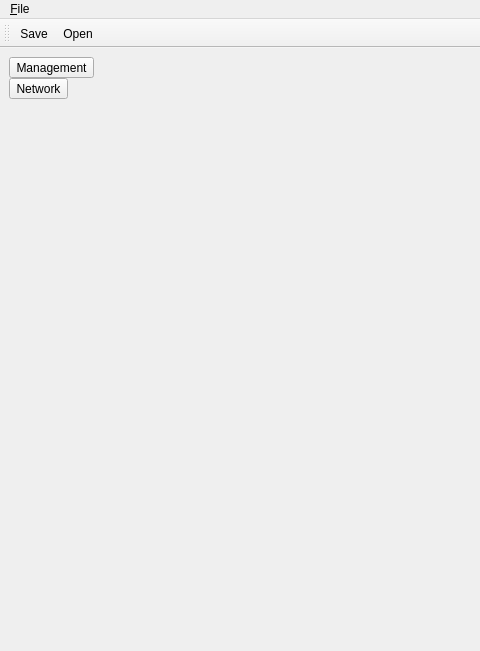
Old version of the form mainwindow.ui in the repository geonwuk/TheEditor; both pictures show x 0 to 480 and y 0 to 651 of the 997 by 651 pixel window.
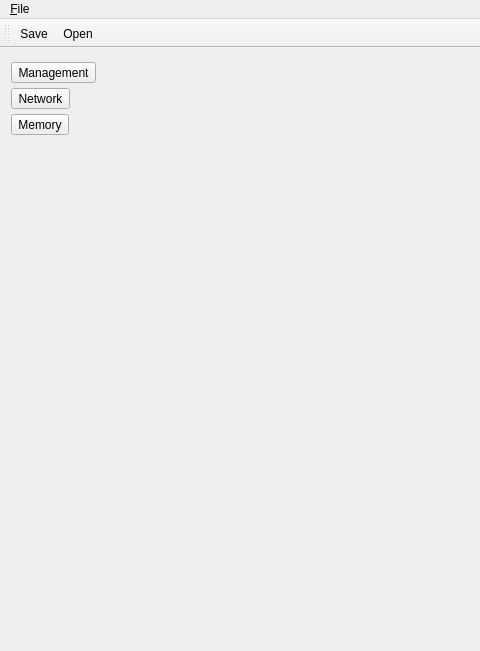
New version of the form.

Patch:
```diff
--- a/mainwindow.ui
+++ b/mainwindow.ui
@@ -26,13 +26,22 @@
       <item>
        <layout class="QVBoxLayout" name="verticalLayout">
         <property name="spacing">
-         <number>0</number>
+         <number>5</number>
         </property>
         <property name="sizeConstraint">
          <enum>QLayout::SetDefaultConstraint</enum>
         </property>
+        <property name="leftMargin">
+         <number>2</number>
+        </property>
+        <property name="topMargin">
+         <number>5</number>
+        </property>
         <property name="rightMargin">
-         <number>0</number>
+         <number>2</number>
+        </property>
+        <property name="bottomMargin">
+         <number>5</number>
         </property>
         <item>
          <widget class="QToolButton" name="ManagementButton">
@@ -63,6 +72,13 @@
           </property>
          </widget>
         </item>
+        <item>
+         <widget class="QToolButton" name="memoryButton">
+          <property name="text">
+           <string>Memory</string>
+          </property>
+         </widget>
+        </item>
         <item>
          <spacer name="verticalSpacer">
           <property name="orientation">
```
